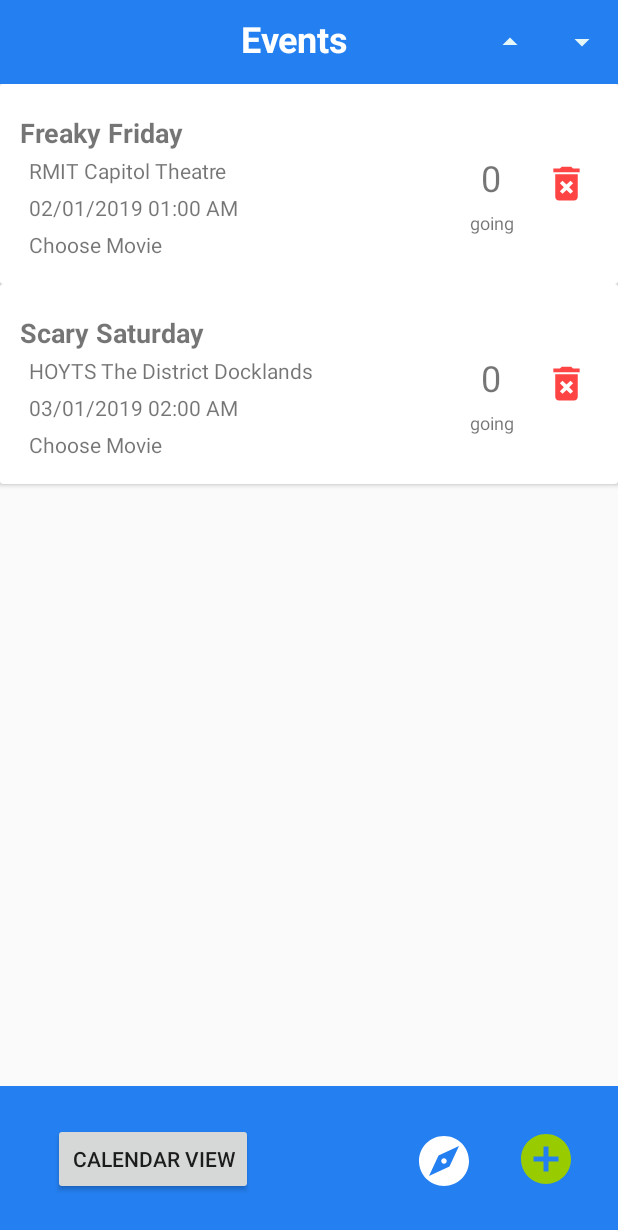
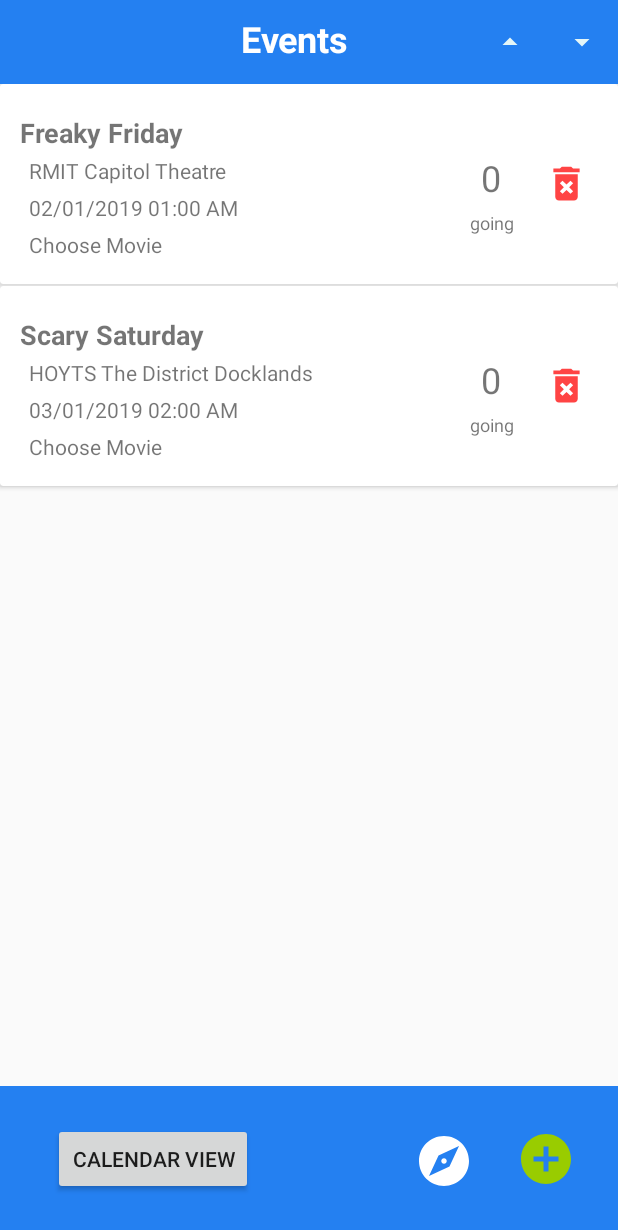
Before and after one commit to davidd-code/movie-night-planner, an Android app: the screen it shows after launch (EventListActivity), on a phone screen of 412 x 824 dp. Shown: the top 1230 px of the screen. Run offline under Robolectric (Android 15) with nearby library versions, the light colour scheme and no system bars.

Commit message:
add margin between each event on home screen

```diff
--- a/app/src/main/res/layout/event_item.xml
+++ b/app/src/main/res/layout/event_item.xml
@@ -1,7 +1,8 @@
 <?xml version="1.0" encoding="utf-8"?>
 <android.support.v7.widget.CardView xmlns:android="http://schemas.android.com/apk/res/android"
     android:layout_width="match_parent"
-    android:layout_height="133dp">
+    android:layout_height="133dp"
+    android:layout_marginBottom="1dp">
 
     <RelativeLayout
         android:layout_width="match_parent"
```
